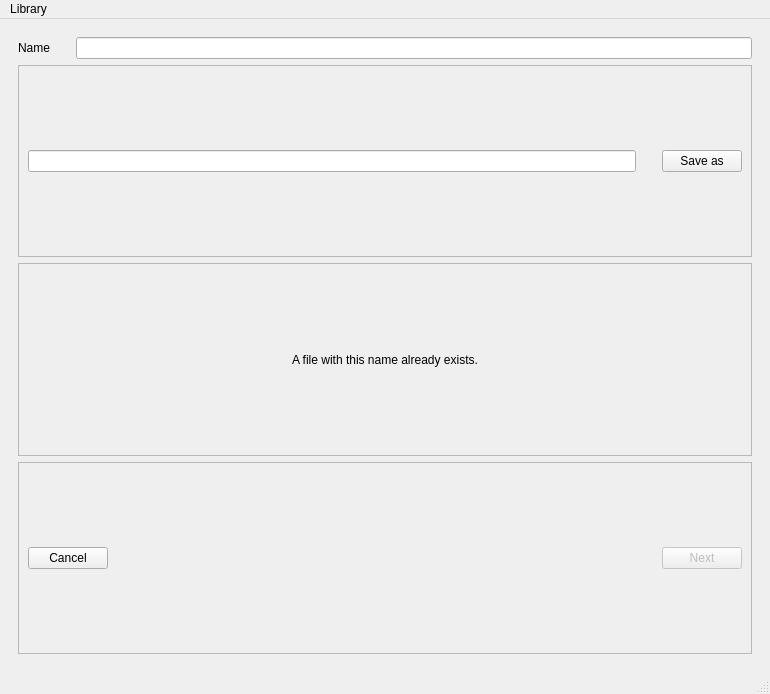
miotsdata/libviz, file src/libviz/gui/mainwindow.ui: the form before one commit.
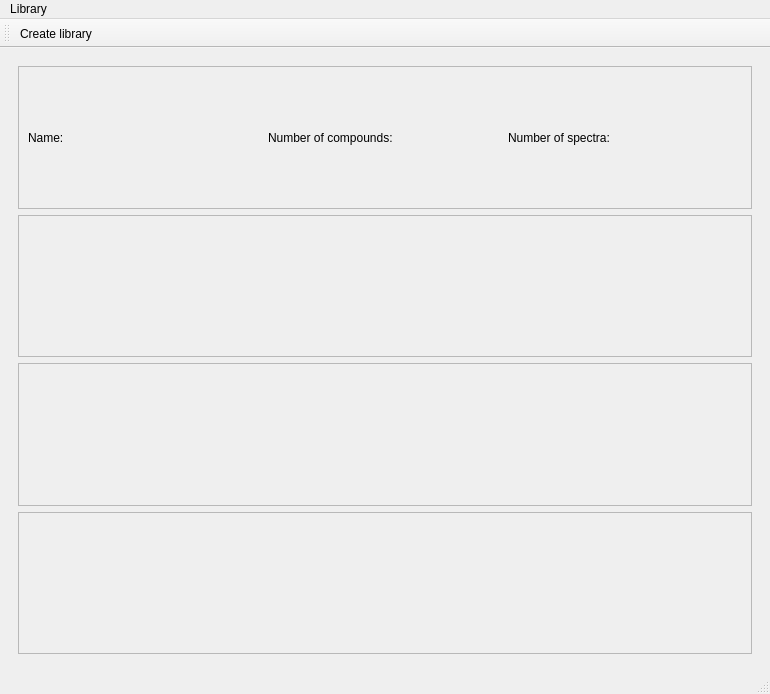
The form after the commit. Icons and pictures are not drawn.

Commit message: feat: first bozza library page

Patch:
```diff
--- a/src/libviz/gui/mainwindow.ui
+++ b/src/libviz/gui/mainwindow.ui
@@ -18,7 +18,7 @@
     <item>
      <widget class="QStackedWidget" name="stackedWidget">
       <property name="currentIndex">
-       <number>0</number>
+       <number>1</number>
       </property>
       <widget class="QWidget" name="CreateLibrary_page">
        <layout class="QVBoxLayout" name="verticalLayout">
@@ -165,6 +165,73 @@
         </item>
        </layout>
       </widget>
+      <widget class="QWidget" name="Library_page">
+       <layout class="QVBoxLayout" name="verticalLayout_4">
+        <item>
+         <widget class="QFrame" name="frame_6">
+          <property name="frameShape">
+           <enum>QFrame::Shape::StyledPanel</enum>
+          </property>
+          <property name="frameShadow">
+           <enum>QFrame::Shadow::Raised</enum>
+          </property>
+          <layout class="QHBoxLayout" name="horizontalLayout_5">
+           <item>
+            <widget class="QLabel" name="libraryName_label">
+             <property name="text">
+              <string>Name: </string>
+             </property>
+            </widget>
+           </item>
+           <item>
+            <widget class="QLabel" name="libraryNumberCompounds_label">
+             <property name="text">
+              <string>Number of compounds:</string>
+             </property>
+            </widget>
+           </item>
+           <item>
+            <widget class="QLabel" name="libraryNumberSpectra_label">
+             <property name="text">
+              <string>Number of spectra:</string>
+             </property>
+            </widget>
+           </item>
+          </layout>
+         </widget>
+        </item>
+        <item>
+         <widget class="QFrame" name="frame_5">
+          <property name="frameShape">
+           <enum>QFrame::Shape::StyledPanel</enum>
+          </property>
+          <property name="frameShadow">
+           <enum>QFrame::Shadow::Raised</enum>
+          </property>
+         </widget>
+        </item>
+        <item>
+         <widget class="QFrame" name="frame_4">
+          <property name="frameShape">
+           <enum>QFrame::Shape::StyledPanel</enum>
+          </property>
+          <property name="frameShadow">
+           <enum>QFrame::Shadow::Raised</enum>
+          </property>
+         </widget>
+        </item>
+        <item>
+         <widget class="QFrame" name="frame_3">
+          <property name="frameShape">
+           <enum>QFrame::Shape::StyledPanel</enum>
+          </property>
+          <property name="frameShadow">
+           <enum>QFrame::Shadow::Raised</enum>
+          </property>
+         </widget>
+        </item>
+       </layout>
+      </widget>
       <widget class="QWidget" name="Home_page">
        <layout class="QHBoxLayout" name="horizontalLayout_2">
         <item>
@@ -202,6 +269,18 @@
    <addaction name="menuLibrary"/>
   </widget>
   <widget class="QStatusBar" name="statusbar"/>
+  <widget class="QToolBar" name="toolBar">
+   <property name="windowTitle">
+    <string>toolBar</string>
+   </property>
+   <attribute name="toolBarArea">
+    <enum>TopToolBarArea</enum>
+   </attribute>
+   <attribute name="toolBarBreak">
+    <bool>false</bool>
+   </attribute>
+   <addaction name="actionCreate_library_toolbar"/>
+  </widget>
   <action name="actionLoad_library">
    <property name="text">
     <string>Load library</string>
@@ -212,6 +291,23 @@
     <string>Create library</string>
    </property>
   </action>
+  <action name="actionCreate_library_toolbar">
+   <property name="icon">
+    <iconset theme="document-new"/>
+   </property>
+   <property name="text">
+    <string>Create library</string>
+   </property>
+   <property name="toolTip">
+    <string>&lt;html&gt;&lt;head/&gt;&lt;body&gt;&lt;p&gt;Create library&lt;/p&gt;&lt;/body&gt;&lt;/html&gt;</string>
+   </property>
+   <property name="shortcut">
+    <string>Backspace</string>
+   </property>
+   <property name="menuRole">
+    <enum>QAction::MenuRole::NoRole</enum>
+   </property>
+  </action>
  </widget>
  <resources/>
  <connections/>
```
The commit also changes 5 other files.
